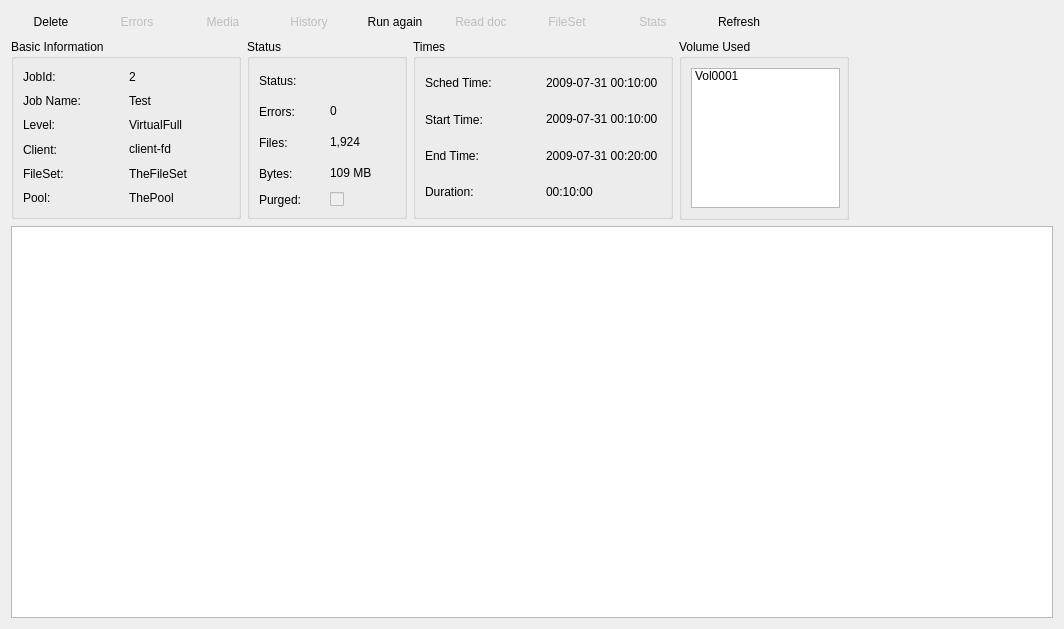
naszaklasa/bacula, file src/qt-console/job/job.ui: the form before one commit.
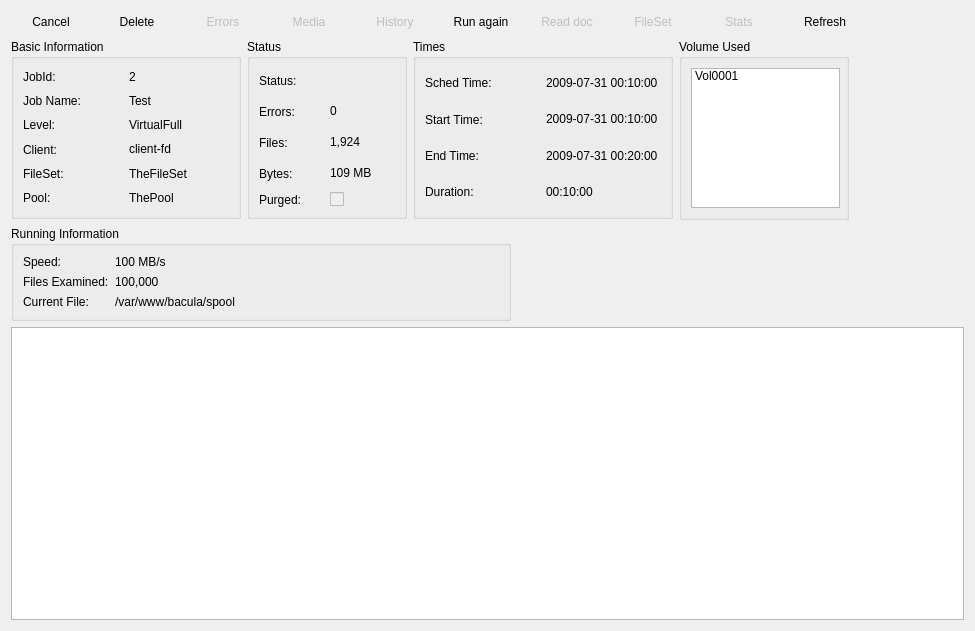
The form after the commit. Icons and pictures are not drawn.

Diff of the .ui file:
```diff
--- a/src/qt-console/job/job.ui
+++ b/src/qt-console/job/job.ui
@@ -1,25 +1,39 @@
 <ui version="4.0" >
  <class>JobForm</class>
- <widget class="QWidget" name="JobForm" >
-  <property name="geometry" >
+ <widget class="QWidget" name="JobForm">
+  <property name="geometry">
    <rect>
     <x>0</x>
     <y>0</y>
-    <width>1064</width>
-    <height>629</height>
+    <width>975</width>
+    <height>631</height>
    </rect>
   </property>
   <property name="windowTitle" >
    <string>Form</string>
   </property>
-  <layout class="QVBoxLayout" >
+  <layout class="QVBoxLayout" name="verticalLayout">
    <item>
-    <layout class="QHBoxLayout" >
+    <layout class="QHBoxLayout">
      <item>
-      <layout class="QHBoxLayout" >
+      <layout class="QHBoxLayout">
        <item>
-        <widget class="QPushButton" name="pbDelete" >
-         <property name="text" >
+        <widget class="QPushButton" name="pbCancel">
+         <property name="text">
+          <string>Cancel</string>
+         </property>
+         <property name="icon">
+          <iconset resource="../main.qrc">
+           <normaloff>:/images/A.png</normaloff>:/images/A.png</iconset>
+         </property>
+         <property name="flat">
+          <bool>true</bool>
+         </property>
+        </widget>
+       </item>
+       <item>
+        <widget class="QPushButton" name="pbDelete">
+         <property name="text">
           <string>Delete</string>
          </property>
          <property name="icon" >
@@ -31,8 +45,8 @@
         </widget>
        </item>
        <item>
-        <widget class="QPushButton" name="pbErrors" >
-         <property name="enabled" >
+        <widget class="QPushButton" name="pbErrors">
+         <property name="enabled">
           <bool>false</bool>
          </property>
          <property name="toolTip" >
@@ -50,8 +64,8 @@
         </widget>
        </item>
        <item>
-        <widget class="QPushButton" name="pbMedia" >
-         <property name="enabled" >
+        <widget class="QPushButton" name="pbMedia">
+         <property name="enabled">
           <bool>false</bool>
          </property>
          <property name="text" >
@@ -66,8 +80,8 @@
         </widget>
        </item>
        <item>
-        <widget class="QPushButton" name="pbHistory" >
-         <property name="enabled" >
+        <widget class="QPushButton" name="pbHistory">
+         <property name="enabled">
           <bool>false</bool>
          </property>
          <property name="text" >
@@ -82,9 +96,9 @@
         </widget>
        </item>
        <item>
-        <widget class="QPushButton" name="pbRun" >
-         <property name="sizePolicy" >
-          <sizepolicy vsizetype="Fixed" hsizetype="Fixed" >
+        <widget class="QPushButton" name="pbRun">
+         <property name="sizePolicy">
+          <sizepolicy hsizetype="Fixed" vsizetype="Fixed">
            <horstretch>0</horstretch>
            <verstretch>0</verstretch>
           </sizepolicy>
@@ -101,8 +115,8 @@
         </widget>
        </item>
        <item>
-        <widget class="QPushButton" name="pbDoc" >
-         <property name="enabled" >
+        <widget class="QPushButton" name="pbDoc">
+         <property name="enabled">
           <bool>false</bool>
          </property>
          <property name="text" >
@@ -114,8 +128,8 @@
         </widget>
        </item>
        <item>
-        <widget class="QPushButton" name="pbFileSet" >
-         <property name="enabled" >
+        <widget class="QPushButton" name="pbFileSet">
+         <property name="enabled">
           <bool>false</bool>
          </property>
          <property name="text" >
@@ -130,8 +144,8 @@
         </widget>
        </item>
        <item>
-        <widget class="QPushButton" name="pbStats" >
-         <property name="enabled" >
+        <widget class="QPushButton" name="pbStats">
+         <property name="enabled">
           <bool>false</bool>
          </property>
          <property name="text" >
@@ -146,8 +160,8 @@
         </widget>
        </item>
        <item>
-        <widget class="QPushButton" name="pbRefresh" >
-         <property name="text" >
+        <widget class="QPushButton" name="pbRefresh">
+         <property name="text">
           <string>Refresh</string>
          </property>
          <property name="icon" >
@@ -176,7 +190,7 @@
     </layout>
    </item>
    <item>
-    <layout class="QHBoxLayout" >
+    <layout class="QHBoxLayout">
      <item>
       <widget class="QGroupBox" name="groupBox" >
        <property name="sizePolicy" >
@@ -604,12 +618,96 @@
     </layout>
    </item>
    <item>
-    <widget class="QTextEdit" name="textJobLog" >
-     <property name="html" >
-      <string>&lt;html>&lt;head>&lt;meta name="qrichtext" content="1" />&lt;style type="text/css">
+    <layout class="QHBoxLayout" name="horizontalLayout">
+     <item>
+      <widget class="QGroupBox" name="grpRun">
+       <property name="enabled">
+        <bool>true</bool>
+       </property>
+       <property name="minimumSize">
+        <size>
+         <width>500</width>
+         <height>0</height>
+        </size>
+       </property>
+       <property name="title">
+        <string>Running Information</string>
+       </property>
+       <layout class="QGridLayout" name="gridLayout">
+        <item row="0" column="0">
+         <widget class="QLabel" name="label_14">
+          <property name="text">
+           <string>Speed:</string>
+          </property>
+         </widget>
+        </item>
+        <item row="1" column="0">
+         <widget class="QLabel" name="label_16">
+          <property name="text">
+           <string>Files Examined:</string>
+          </property>
+         </widget>
+        </item>
+        <item row="2" column="0">
+         <widget class="QLabel" name="label_12">
+          <property name="text">
+           <string>Current File:</string>
+          </property>
+         </widget>
+        </item>
+        <item row="2" column="1">
+         <widget class="QLabel" name="label_CurrentFile">
+          <property name="sizePolicy">
+           <sizepolicy hsizetype="Preferred" vsizetype="Preferred">
+            <horstretch>250</horstretch>
+            <verstretch>0</verstretch>
+           </sizepolicy>
+          </property>
+          <property name="text">
+           <string>/var/www/bacula/spool</string>
+          </property>
+         </widget>
+        </item>
+        <item row="1" column="1">
+         <widget class="QLabel" name="label_FilesExamined">
+          <property name="text">
+           <string>100,000</string>
+          </property>
+         </widget>
+        </item>
+        <item row="0" column="1">
+         <widget class="QLabel" name="label_Speed">
+          <property name="text">
+           <string>100 MB/s</string>
+          </property>
+         </widget>
+        </item>
+       </layout>
+      </widget>
+     </item>
+     <item>
+      <spacer name="horizontalSpacer">
+       <property name="orientation">
+        <enum>Qt::Horizontal</enum>
+       </property>
+       <property name="sizeHint" stdset="0">
+        <size>
+         <width>40</width>
+         <height>20</height>
+        </size>
+       </property>
+      </spacer>
+     </item>
+    </layout>
+   </item>
+   <item>
+    <widget class="QTextEdit" name="textJobLog">
+     <property name="html">
+      <string>&lt;!DOCTYPE HTML PUBLIC &quot;-//W3C//DTD HTML 4.0//EN&quot; &quot;http://www.w3.org/TR/REC-html40/strict.dtd&quot;&gt;
+&lt;html&gt;&lt;head&gt;&lt;meta name=&quot;qrichtext&quot; content=&quot;1&quot; /&gt;&lt;style type=&quot;text/css&quot;&gt;
 p, li { white-space: pre-wrap; }
-&lt;/style>&lt;/head>&lt;body style=" font-family:'Sans Serif'; font-size:10pt; font-weight:400; font-style:normal;">
-&lt;p style="-qt-paragraph-type:empty; margin-top:0px; margin-bottom:0px; margin-left:0px; margin-right:0px; -qt-block-indent:0; text-indent:0px; font-family:'DejaVu Sans';">&lt;/p>&lt;/body>&lt;/html></string>
+&lt;/style&gt;&lt;/head&gt;&lt;body style=&quot; font-family:'Sans Serif'; font-size:9pt; font-weight:400; font-style:normal;&quot;&gt;
+&lt;p style=&quot;-qt-paragraph-type:empty; margin-top:0px; margin-bottom:0px; margin-left:0px; margin-right:0px; -qt-block-indent:0; text-indent:0px; font-family:'DejaVu Sans'; font-size:10pt;&quot;&gt;&lt;/p&gt;&lt;/body&gt;&lt;/html&gt;</string>
      </property>
     </widget>
    </item>
```
Left out of the diff: 427 changed lines with no effect on the pictures.
